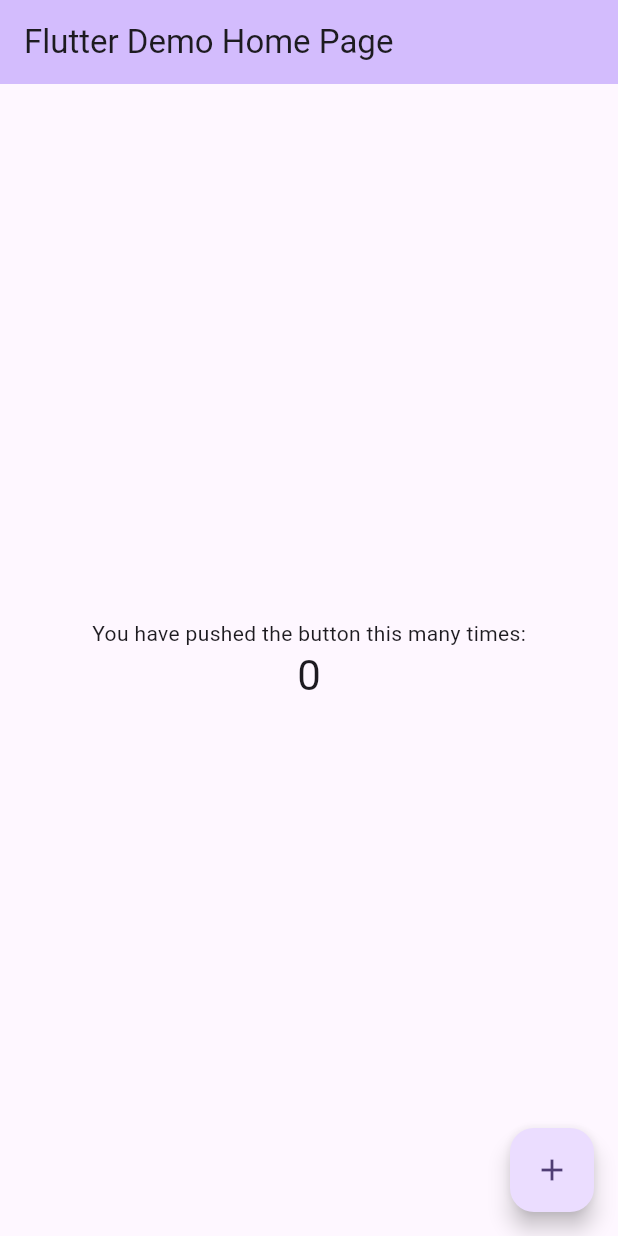
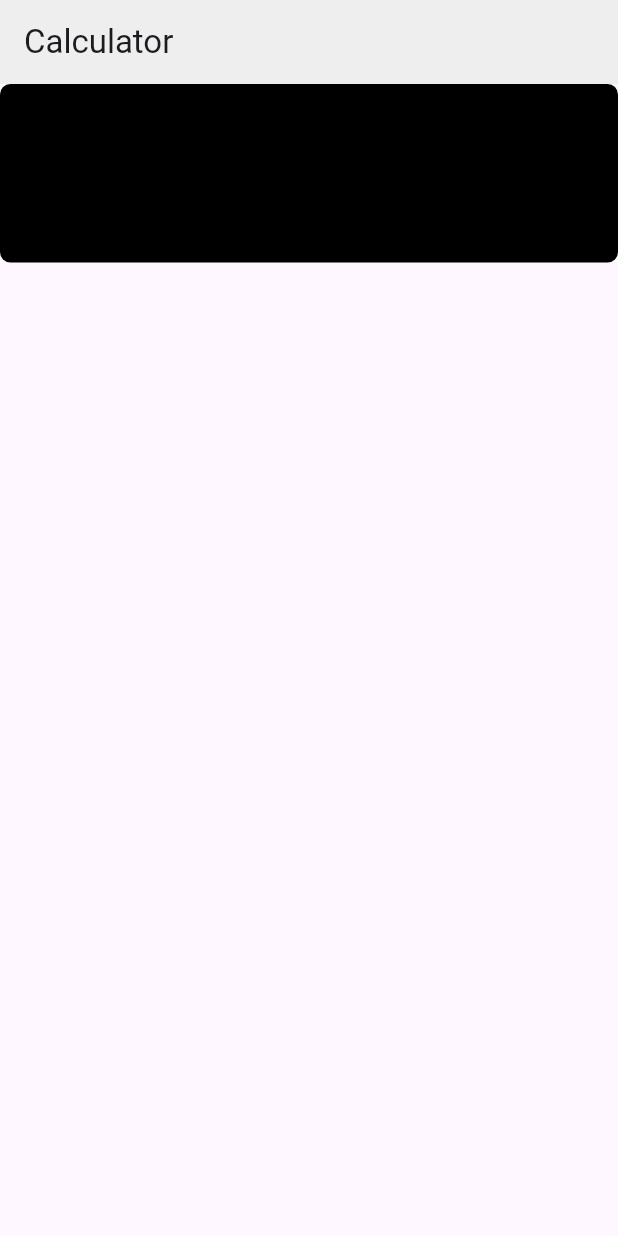
Before and after one commit to Azm1-afk/calculator_app, a Flutter app: the screen it shows after launch, on a phone screen of 412 x 824 dp. Run offline on Flutter 3.47's test engine with Material 3 defaults, Android fonts, the phone set to English and light mode, and no system bars.

Commit message:
Calculator app UI.

```diff
--- /dev/null
+++ b/lib/home.dart
@@ -0,0 +1,41 @@
+import 'package:flutter/material.dart';
+
+class Home extends StatelessWidget {
+  const Home({super.key});
+
+  @override
+  Widget build(BuildContext context) {
+    TextEditingController inputControl = TextEditingController();
+
+    return Scaffold(
+      appBar: AppBar(
+        title: Text('Calculator'),
+        backgroundColor: Colors.grey[200],
+      ),
+
+      body: Container(
+        decoration: BoxDecoration(
+          borderRadius: BorderRadius.circular(7),
+          color: Colors.black,
+        ),
+        child: Padding(
+          padding: const EdgeInsets.all(25.0),
+          child: TextField(
+            keyboardType: TextInputType.number,
+            cursorColor: Colors.white,
+            textAlign: TextAlign.end,
+            style: TextStyle(color: Colors.white, fontSize: 35),
+
+            decoration: InputDecoration(border: InputBorder.none),
+          ),
+        ),
+      ),
+
+
+
+
+
+
+    );
+  }
+}
--- a/lib/main.dart
+++ b/lib/main.dart
@@ -1,4 +1,6 @@
 import 'package:flutter/material.dart';
+
+import 'home.dart';
 
 void main() {
   runApp(const MyApp());
@@ -7,116 +9,10 @@ void main() {
 class MyApp extends StatelessWidget {
   const MyApp({super.key});
 
-  // This widget is the root of your application.
   @override
   Widget build(BuildContext context) {
     return MaterialApp(
-      title: 'Flutter Demo',
-      theme: ThemeData(
-        // This is the theme of your application.
-        //
-        // TRY THIS: Try running your application with "flutter run". You'll see
-        // the application has a purple toolbar. Then, without quitting the app,
-        // try changing the seedColor in the colorScheme below to Colors.green
-        // and then invoke "hot reload" (save your changes or press the "hot
-        // reload" button in a Flutter-supported IDE, or press "r" if you used
-        // the command line to start the app).
-        //
-        // Notice that the counter didn't reset back to zero; the application
-        // state is not lost during the reload. To reset the state, use hot
-        // restart instead.
-        //
-        // This works for code too, not just values: Most code changes can be
-        // tested with just a hot reload.
-        colorScheme: ColorScheme.fromSeed(seedColor: Colors.deepPurple),
-      ),
-      home: const MyHomePage(title: 'Flutter Demo Home Page'),
+      home: Home(),
     );
   }
 }
-
-class MyHomePage extends StatefulWidget {
-  const MyHomePage({super.key, required this.title});
-
-  // This widget is the home page of your application. It is stateful, meaning
-  // that it has a State object (defined below) that contains fields that affect
-  // how it looks.
-
-  // This class is the configuration for the state. It holds the values (in this
-  // case the title) provided by the parent (in this case the App widget) and
-  // used by the build method of the State. Fields in a Widget subclass are
-  // always marked "final".
-
-  final String title;
-
-  @override
-  State<MyHomePage> createState() => _MyHomePageState();
-}
-
-class _MyHomePageState extends State<MyHomePage> {
-  int _counter = 0;
-
-  void _incrementCounter() {
-    setState(() {
-      // This call to setState tells the Flutter framework that something has
-      // changed in this State, which causes it to rerun the build method below
-      // so that the display can reflect the updated values. If we changed
-      // _counter without calling setState(), then the build method would not be
-      // called again, and so nothing would appear to happen.
-      _counter++;
-    });
-  }
-
-  @override
-  Widget build(BuildContext context) {
-    // This method is rerun every time setState is called, for instance as done
-    // by the _incrementCounter method above.
-    //
-    // The Flutter framework has been optimized to make rerunning build methods
-    // fast, so that you can just rebuild anything that needs updating rather
-    // than having to individually change instances of widgets.
-    return Scaffold(
-      appBar: AppBar(
-        // TRY THIS: Try changing the color here to a specific color (to
-        // Colors.amber, perhaps?) and trigger a hot reload to see the AppBar
-        // change color while the other colors stay the same.
-        backgroundColor: Theme.of(context).colorScheme.inversePrimary,
-        // Here we take the value from the MyHomePage object that was created by
-        // the App.build method, and use it to set our appbar title.
-        title: Text(widget.title),
-      ),
-      body: Center(
-        // Center is a layout widget. It takes a single child and positions it
-        // in the middle of the parent.
-        child: Column(
-          // Column is also a layout widget. It takes a list of children and
-          // arranges them vertically. By default, it sizes itself to fit its
-          // children horizontally, and tries to be as tall as its parent.
-          //
-          // Column has various properties to control how it sizes itself and
-          // how it positions its children. Here we use mainAxisAlignment to
-          // center the children vertically; the main axis here is the vertical
-          // axis because Columns are vertical (the cross axis would be
-          // horizontal).
-          //
-          // TRY THIS: Invoke "debug painting" (choose the "Toggle Debug Paint"
-          // action in the IDE, or press "p" in the console), to see the
-          // wireframe for each widget.
-          mainAxisAlignment: MainAxisAlignment.center,
-          children: <Widget>[
-            const Text('You have pushed the button this many times:'),
-            Text(
-              '$_counter',
-              style: Theme.of(context).textTheme.headlineMedium,
-            ),
-          ],
-        ),
-      ),
-      floatingActionButton: FloatingActionButton(
-        onPressed: _incrementCounter,
-        tooltip: 'Increment',
-        child: const Icon(Icons.add),
-      ), // This trailing comma makes auto-formatting nicer for build methods.
-    );
-  }
-}
```
